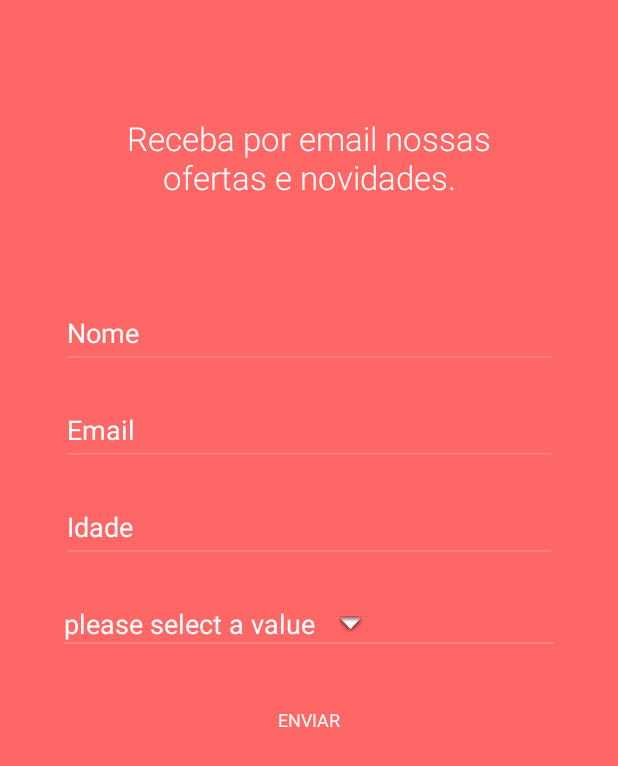
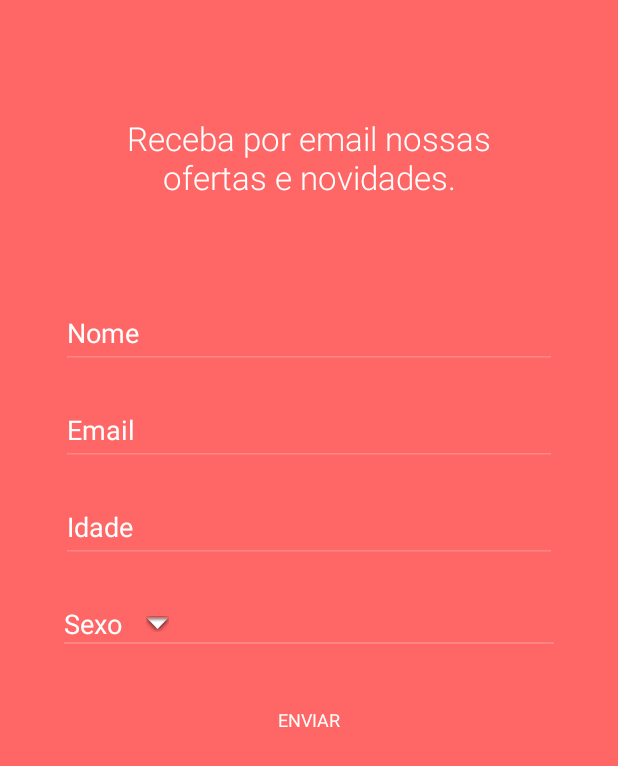
Before and after one commit to paulo-sodet/tela_email, an Android app: the screen it shows after launch (MainActivity), on a phone screen of 412 x 824 dp. Shown: the top 766 px of the screen. Run offline under Robolectric (Android 15) with nearby library versions, the phone set to English and light mode, and no system bars.

Commit message:
delete images

```diff
--- a/app/src/main/java/com/example/sdt/myapplication/MainActivityFragment.java
+++ b/app/src/main/java/com/example/sdt/myapplication/MainActivityFragment.java
@@ -84,7 +84,7 @@ public class MainActivityFragment extends Fragment {
             }
             text = (TextView) convertView.findViewById(R.id.target);
             if (!selected) {
-                text.setText("please select a value");
+                text.setText("Sexo");
             } else {
                 text.setText(data[position]);
             }
```
Also changed, not shown: app/src/main/res/mipmap-hdpi/ic_spinner_triangle.png (deleted), app/src/main/res/mipmap-mdpi/ic_spinner_triangle.png (deleted), app/src/main/res/mipmap-xhdpi/ic_spinner_triangle.png (deleted), app/src/main/res/mipmap-xxhdpi/ic_spinner_triangle.png (deleted).
